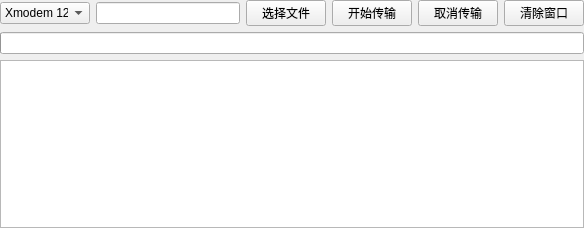
snqx-lqh/JYSWJ, file ProtocolTransfer/protocoltransferform.ui: the form before one commit.
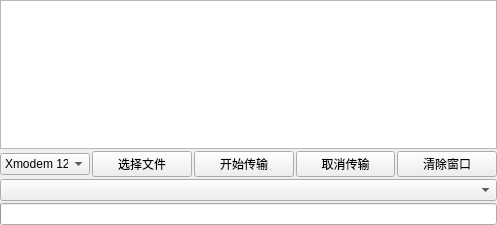
The form after the commit. Custom widgets are drawn as their Qt base class.

What changed in the file:
```diff
--- a/ProtocolTransfer/protocoltransferform.ui
+++ b/ProtocolTransfer/protocoltransferform.ui
@@ -6,16 +6,22 @@
    <rect>
     <x>0</x>
     <y>0</y>
-    <width>584</width>
-    <height>228</height>
+    <width>497</width>
+    <height>225</height>
    </rect>
   </property>
+  <property name="sizePolicy">
+   <sizepolicy hsizetype="Expanding" vsizetype="Preferred">
+    <horstretch>0</horstretch>
+    <verstretch>0</verstretch>
+   </sizepolicy>
+  </property>
   <property name="windowTitle">
    <string>Form</string>
   </property>
   <layout class="QVBoxLayout" name="verticalLayout">
    <property name="spacing">
-    <number>6</number>
+    <number>2</number>
    </property>
    <property name="leftMargin">
     <number>0</number>
@@ -29,6 +35,39 @@
    <property name="bottomMargin">
     <number>0</number>
    </property>
+   <item>
+    <widget class="QWidget" name="widget" native="true">
+     <property name="sizePolicy">
+      <sizepolicy hsizetype="Expanding" vsizetype="Preferred">
+       <horstretch>0</horstretch>
+       <verstretch>0</verstretch>
+      </sizepolicy>
+     </property>
+     <property name="minimumSize">
+      <size>
+       <width>0</width>
+       <height>50</height>
+      </size>
+     </property>
+     <layout class="QVBoxLayout" name="verticalLayout_2">
+      <property name="spacing">
+       <number>2</number>
+      </property>
+      <property name="leftMargin">
+       <number>0</number>
+      </property>
+      <property name="topMargin">
+       <number>0</number>
+      </property>
+      <property name="rightMargin">
+       <number>0</number>
+      </property>
+      <property name="bottomMargin">
+       <number>0</number>
+      </property>
+      <item>
+       <widget class="QPlainTextEdit" name="plainTextEdit"/>
+      </item>
    <item>
     <layout class="QHBoxLayout" name="horizontalLayout">
      <item>
@@ -57,11 +96,14 @@
        </item>
       </widget>
      </item>
-     <item>
-      <widget class="QLineEdit" name="le_FilePath"/>
-     </item>
      <item>
       <widget class="QPushButton" name="btn_selectFile">
+          <property name="sizePolicy">
+           <sizepolicy hsizetype="Expanding" vsizetype="Fixed">
+            <horstretch>0</horstretch>
+            <verstretch>0</verstretch>
+           </sizepolicy>
+          </property>
        <property name="text">
         <string>选择文件</string>
        </property>
@@ -69,6 +111,12 @@
      </item>
      <item>
       <widget class="QPushButton" name="btn_StartSend">
+          <property name="sizePolicy">
+           <sizepolicy hsizetype="Expanding" vsizetype="Fixed">
+            <horstretch>0</horstretch>
+            <verstretch>0</verstretch>
+           </sizepolicy>
+          </property>
        <property name="text">
         <string>开始传输</string>
        </property>
@@ -76,6 +124,12 @@
      </item>
      <item>
       <widget class="QPushButton" name="btn_CancelSend">
+          <property name="sizePolicy">
+           <sizepolicy hsizetype="Expanding" vsizetype="Fixed">
+            <horstretch>0</horstretch>
+            <verstretch>0</verstretch>
+           </sizepolicy>
+          </property>
        <property name="text">
         <string>取消传输</string>
        </property>
@@ -83,6 +137,12 @@
      </item>
      <item>
       <widget class="QPushButton" name="btn_CleanWindow">
+          <property name="sizePolicy">
+           <sizepolicy hsizetype="Expanding" vsizetype="Fixed">
+            <horstretch>0</horstretch>
+            <verstretch>0</verstretch>
+           </sizepolicy>
+          </property>
        <property name="text">
         <string>清除窗口</string>
        </property>
@@ -90,6 +150,25 @@
      </item>
     </layout>
    </item>
+      <item>
+       <widget class="CustomComboBox" name="comboBox_HistoryFile">
+        <property name="sizePolicy">
+         <sizepolicy hsizetype="Minimum" vsizetype="Fixed">
+          <horstretch>0</horstretch>
+          <verstretch>0</verstretch>
+         </sizepolicy>
+        </property>
+        <property name="maximumSize">
+         <size>
+          <width>16777215</width>
+          <height>16777215</height>
+         </size>
+        </property>
+        <property name="sizeAdjustPolicy">
+         <enum>QComboBox::AdjustToContents</enum>
+        </property>
+       </widget>
+      </item>
    <item>
     <widget class="QProgressBar" name="progressBar">
      <property name="value">
@@ -100,11 +179,18 @@
      </property>
     </widget>
    </item>
-   <item>
-    <widget class="QPlainTextEdit" name="plainTextEdit"/>
+     </layout>
+    </widget>
    </item>
   </layout>
  </widget>
+ <customwidgets>
+  <customwidget>
+   <class>CustomComboBox</class>
+   <extends>QComboBox</extends>
+   <header>customcombobox.h</header>
+  </customwidget>
+ </customwidgets>
  <resources/>
  <connections/>
 </ui>
```
Lines whose indentation alone changed are shown as unchanged.
